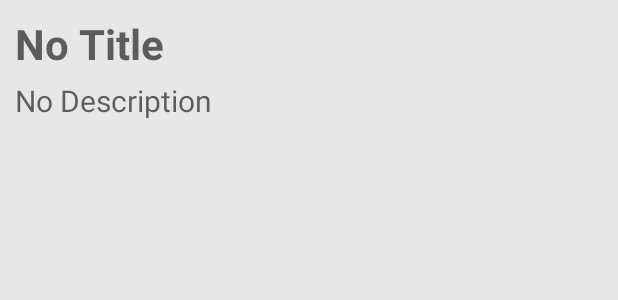
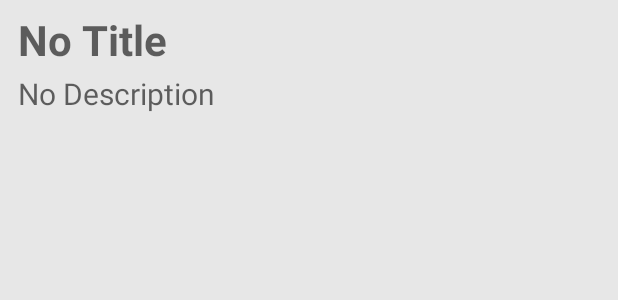
Before and after one commit to amizg/TaskMaster, an Android app: the layout expand_task_view.xml on its own in the app's theme, with its tools: preview values and no code run, on a phone screen of 412 x 824 dp. Shown: the top 300 px of the screen. Run offline under Robolectric (Android 15) with nearby library versions, the phone set to English and light mode, and no system bars; Roboto replaces fonts that are not available here.

Commit message:
Expand Task View
Added title color and description color in colors.xml for light and dark mode. Changed text size to fix button stacking in expand task.

```diff
--- a/app/src/main/res/layout/expand_task_view.xml
+++ b/app/src/main/res/layout/expand_task_view.xml
@@ -10,19 +10,21 @@
         android:layout_height="wrap_content"
         android:textSize="28sp"
         android:textStyle="bold"
-        android:layout_marginTop="10dp"
-        android:paddingLeft="10dp"
-        android:hint="No Title"/>
+        android:layout_marginTop="7dp"
+        android:paddingLeft="12dp"
+        android:hint="No Title"
+        style="@style/TitleText"/>
 
     <TextView
         android:id="@+id/taskDesc"
         android:layout_width="match_parent"
         android:layout_height="wrap_content"
         android:layout_below="@id/taskName"
-        android:paddingTop="5dp"
-        android:paddingLeft="10dp"
+        android:paddingTop="3dp"
+        android:paddingLeft="12dp"
         android:hint="No Description"
-        android:textSize="20dp" />
+        android:textSize="20dp"
+        style="@style/DescText"/>
 
     <TextView
         android:id="@+id/selectedDateText"
@@ -30,9 +32,11 @@
         android:layout_height="wrap_content"
         android:layout_below="@id/taskDesc"
         android:layout_centerHorizontal="true"
-        android:layout_marginTop="30dp"
-        android:gravity="center"
+        android:layout_marginTop="25dp"
+        android:layout_marginBottom="15dp"
         android:text=""
-        android:textSize="24sp" />
+        android:textSize="20sp"
+        android:textAlignment="center"
+        style="@style/DescText"/>
 
 </RelativeLayout>
--- a/app/src/main/res/layout/item_task.xml
+++ b/app/src/main/res/layout/item_task.xml
@@ -16,8 +16,7 @@
         android:orientation="horizontal"
         android:layout_width="wrap_content"
         android:layout_height="wrap_content"
-        style="@style/WindowBackground"
-        >
+        style="@style/WindowBackground">
 
     <TextView
         android:id="@+id/taskName"
--- a/app/src/main/res/values-night/themes.xml
+++ b/app/src/main/res/values-night/themes.xml
@@ -26,6 +26,15 @@
         <item name="android:background">@color/taskDark</item>
     </style>
 
+    <style name="TitleText" parent="TextAppearance.AppCompat">
+        <item name="android:textColor">@color/titleDark</item>
+    </style>
+
+    <style name="DescText" parent="TextAppearance.AppCompat">
+        <item name="android:textColor">@color/descDark</item>
+    </style>
+
+
     <style name="Theme.TaskApp.NoActionBar">
         <item name="windowActionBar">false</item>
         <item name="windowNoTitle">true</item>
@@ -43,17 +52,20 @@
     <style name="NegativeButtonStyle" parent="Widget.MaterialComponents.Button.TextButton.Dialog">
         <item name="android:textColor">@color/white</item>
         <item name="backgroundTint">@color/primaryVariantDark</item>
+        <item name="android:textSize">12sp</item>
     </style>
 
     <style name="PositiveButtonStyle" parent="Widget.MaterialComponents.Button.TextButton.Dialog">
         <item name="android:textColor">@color/white</item>
         <item name="strokeColor">@color/primaryDark</item>
         <item name="strokeWidth">2dp</item>
+        <item name="android:textSize">12sp</item>
     </style>
 
     <style name="NeutralButtonStyle" parent="Widget.MaterialComponents.Button.TextButton.Dialog">
         <item name="android:textColor">@color/white</item>
         <item name="backgroundTint">#A4262C</item>
+        <item name="android:textSize">12sp</item>
     </style>
 
 </resources>
--- a/app/src/main/res/values/colors.xml
+++ b/app/src/main/res/values/colors.xml
@@ -10,6 +10,8 @@
     <color name="secondaryVariantLight">#018786</color>
     <color name="errorLight">#B00020</color>
     <color name="taskLight">#F5F5F5</color>
+    <color name="titleLight">#616161</color>
+    <color name="descLight">#6E6E6E</color>
 
 <!--TaskMaster night color scheme-->
     <color name="primaryDark">#3D5A80</color>
@@ -18,5 +20,7 @@
     <color name="secondaryVariantDark">#018786</color>
     <color name="errorDark">#CF6679</color>
     <color name="taskDark">#303030</color>
+    <color name="titleDark">#D1D1D1</color>
+    <color name="descDark">#C5C5C5</color>
 
 </resources>
--- a/app/src/main/res/values/themes.xml
+++ b/app/src/main/res/values/themes.xml
@@ -27,6 +27,14 @@
         <item name="android:background">@color/taskLight</item>
     </style>
 
+    <style name="TitleText" parent="TextAppearance.AppCompat">
+        <item name="android:textColor">@color/titleLight</item>
+    </style>
+
+    <style name="DescText" parent="TextAppearance.AppCompat">
+        <item name="android:textColor">@color/descLight</item>
+    </style>
+
     <style name="Theme.TaskApp.NoActionBar">
         <item name="windowActionBar">false</item>
         <item name="windowNoTitle">true</item>
@@ -44,17 +52,20 @@
     <style name="NegativeButtonStyle" parent="Widget.MaterialComponents.Button.TextButton.Dialog">
         <item name="android:textColor">@color/white</item>
         <item name="backgroundTint">@color/primaryVariantLight</item>
+        <item name="android:textSize">12sp</item>
     </style>
 
     <style name="PositiveButtonStyle" parent="Widget.MaterialComponents.Button.TextButton.Dialog">
         <item name="android:textColor">@color/primaryVariantLight</item>
         <item name="strokeColor">@color/primaryLight</item>
         <item name="strokeWidth">2dp</item>
+        <item name="android:textSize">12sp</item>
     </style>
 
     <style name="NeutralButtonStyle" parent="Widget.MaterialComponents.Button.TextButton.Dialog">
         <item name="android:textColor">@color/white</item>
         <item name="backgroundTint">#F44336</item>
+        <item name="android:textSize">12sp</item>
     </style>
 
 </resources>
```
